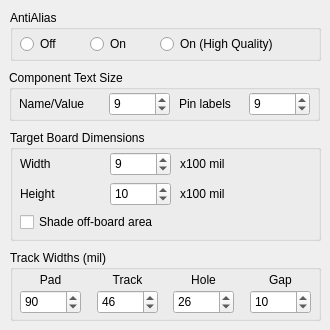
The window that src/renderingdialog.ui (melak/veroroute) describes before a commit, drawn with Qt 5.
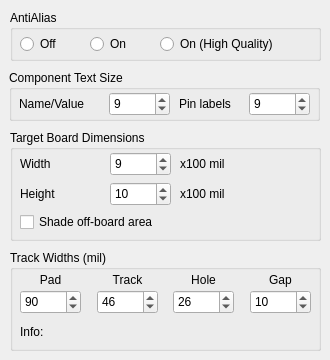
The same window after the commit.

Commit message: Added text to Gerber silk screen. Added info on Rendering Dialog to report minimum guaranteed track separation.

```diff
--- a/src/renderingdialog.ui
+++ b/src/renderingdialog.ui
@@ -7,19 +7,19 @@
     <x>0</x>
     <y>0</y>
     <width>330</width>
-    <height>330</height>
+    <height>360</height>
    </rect>
   </property>
   <property name="minimumSize">
    <size>
     <width>330</width>
-    <height>330</height>
+    <height>360</height>
    </size>
   </property>
   <property name="maximumSize">
    <size>
     <width>330</width>
-    <height>330</height>
+    <height>360</height>
    </size>
   </property>
   <property name="windowTitle">
@@ -321,7 +321,7 @@
      <x>10</x>
      <y>250</y>
      <width>311</width>
-     <height>71</height>
+     <height>101</height>
     </rect>
    </property>
    <property name="title">
@@ -491,6 +491,22 @@
      <set>Qt::AlignCenter</set>
     </property>
    </widget>
+   <widget class="QLabel" name="label_info">
+    <property name="geometry">
+     <rect>
+      <x>10</x>
+      <y>70</y>
+      <width>281</width>
+      <height>24</height>
+     </rect>
+    </property>
+    <property name="text">
+     <string>Info:</string>
+    </property>
+    <property name="alignment">
+     <set>Qt::AlignLeading|Qt::AlignLeft|Qt::AlignVCenter</set>
+    </property>
+   </widget>
   </widget>
  </widget>
  <resources/>
```
The commit also changes 10 other files.
